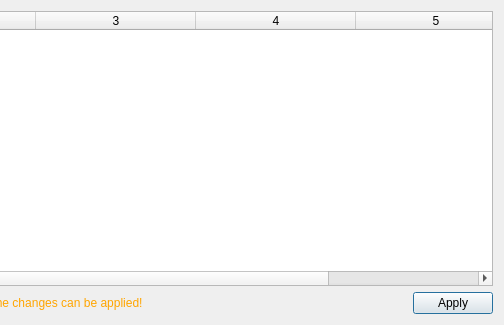
Old version of the form pupgui2/resources/ui/pupgui2_gamelistdialog.ui in the repository DavidoTek/ProtonUp-Qt; both pictures show x 296 to 800 and y 0 to 325 of the 800 by 325 pixel window.
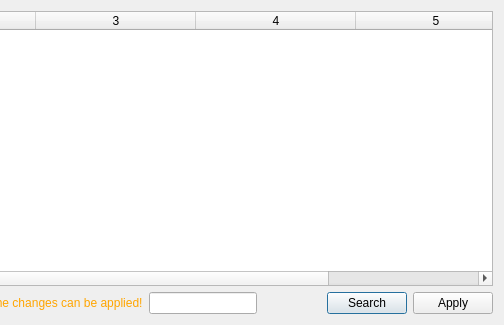
New version of the form.

Commit message: Games List: Improve UIX of Apply/Close button

What changed in the file:
```diff
--- a/pupgui2/resources/ui/pupgui2_gamelistdialog.ui
+++ b/pupgui2/resources/ui/pupgui2_gamelistdialog.ui
@@ -59,6 +59,9 @@
        </property>
       </widget>
      </item>
+     <item>
+      <widget class="QLineEdit" name="searchBox"/>
+     </item>
      <item>
       <spacer name="horizontalSpacer">
        <property name="orientation">
@@ -72,6 +75,13 @@
        </property>
       </spacer>
      </item>
+     <item>
+      <widget class="QPushButton" name="btnSearch">
+       <property name="text">
+        <string>Search</string>
+       </property>
+      </widget>
+     </item>
      <item>
       <widget class="QPushButton" name="btnApply">
        <property name="text">
```
The commit also changes 1 other file.
